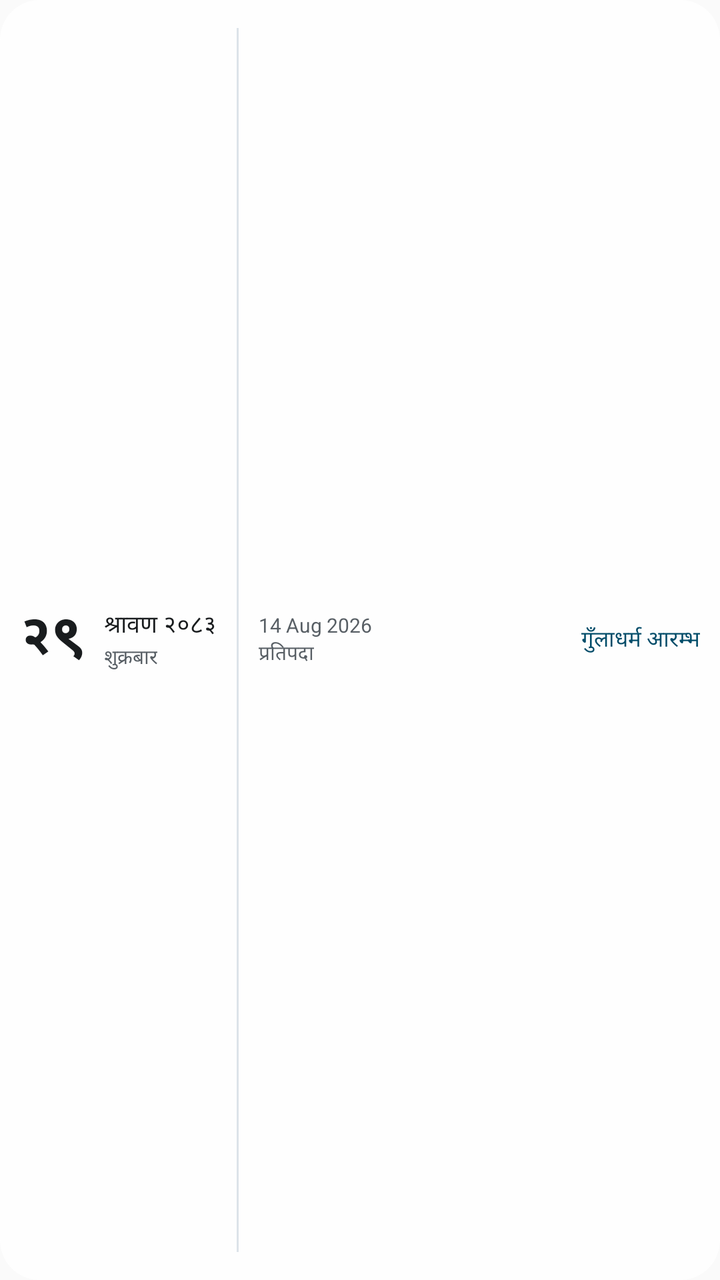
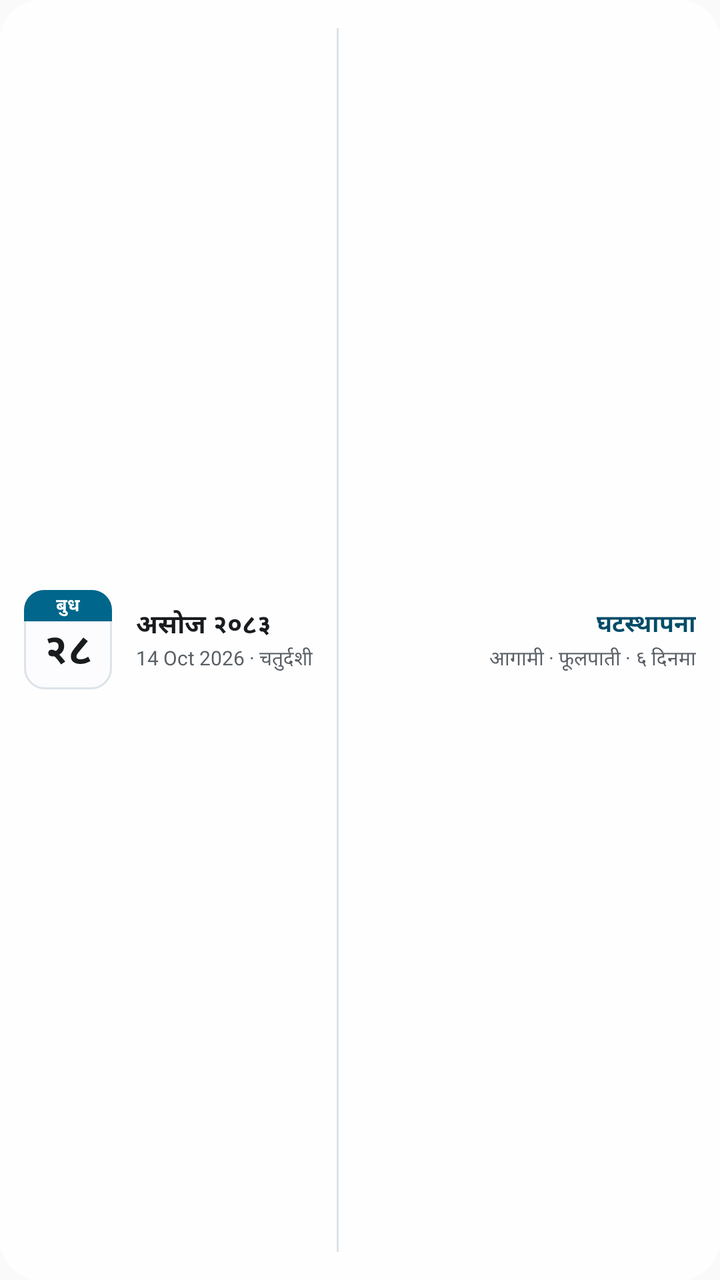

Before-and-after screenshots of an Android layout around one commit, followed by the original layout XML and the change that was made.
<!-- AndroidManifest.xml: application theme AppTheme -->
<!-- res/layout/widget_patro_wide.xml -->
<?xml version="1.0" encoding="utf-8"?>
<LinearLayout xmlns:android="http://schemas.android.com/apk/res/android"
    android:id="@+id/widget_root"
    android:layout_width="match_parent"
    android:layout_height="match_parent"
    android:orientation="horizontal"
    android:gravity="center_vertical"
    android:padding="10dp"
    android:background="@drawable/widget_background">

    <TextView
        android:id="@+id/widget_day"
        android:layout_width="wrap_content"
        android:layout_height="wrap_content"
        android:textSize="28sp"
        android:textStyle="bold"
        android:includeFontPadding="false"
        android:layout_marginEnd="10dp"
        android:textColor="@color/widget_day"
        android:text="२९" />

    <LinearLayout
        android:layout_width="wrap_content"
        android:layout_height="wrap_content"
        android:orientation="vertical"
        android:layout_marginEnd="10dp">

        <TextView
            android:id="@+id/widget_month"
            android:layout_width="wrap_content"
            android:layout_height="wrap_content"
            android:textSize="12sp"
            android:maxLines="1"
            android:textColor="@color/widget_text"
            android:text="श्रावण २०८३" />

        <TextView
            android:id="@+id/widget_weekday"
            android:layout_width="wrap_content"
            android:layout_height="wrap_content"
            android:textSize="10sp"
            android:maxLines="1"
            android:textColor="@color/widget_muted"
            android:text="शुक्रबार" />
    </LinearLayout>

    <ImageView
        android:id="@+id/widget_divider1"
        android:layout_width="1dp"
        android:layout_height="match_parent"
        android:layout_marginVertical="4dp"
        android:layout_marginEnd="10dp"
        android:contentDescription="@null"
        android:background="@color/widget_border" />

    <LinearLayout
        android:layout_width="wrap_content"
        android:layout_height="wrap_content"
        android:orientation="vertical"
        android:layout_marginEnd="10dp">

        <TextView
            android:id="@+id/widget_ad"
            android:layout_width="wrap_content"
            android:layout_height="wrap_content"
            android:textSize="10sp"
            android:maxLines="1"
            android:textColor="@color/widget_muted"
            android:text="14 Aug 2026" />

        <TextView
            android:id="@+id/widget_tithi"
            android:layout_width="wrap_content"
            android:layout_height="wrap_content"
            android:textSize="10sp"
            android:maxLines="1"
            android:textColor="@color/widget_muted"
            android:text="प्रतिपदा" />
    </LinearLayout>

    
    <TextView
        android:id="@+id/widget_note"
        android:layout_width="0dp"
        android:layout_weight="1"
        android:layout_height="wrap_content"
        android:textSize="11sp"
        android:maxLines="2"
        android:ellipsize="end"
        android:gravity="end"
        android:textColor="@color/widget_accent"
        android:text="गुँलाधर्म आरम्भ" />

    
    <TextView android:id="@+id/widget_next"
        android:layout_width="wrap_content" android:layout_height="wrap_content"
        android:visibility="gone" android:text="" />
</LinearLayout>
<!-- resources referenced by this layout -->
<resources>
  <color name="widget_accent">#A80D26</color>
  <color name="widget_border">#DDE1E9</color>
  <color name="widget_muted">#646C7E</color>
  <color name="widget_text">#141824</color>
  <!-- drawable widget_background (drawable) -->
  <?xml version="1.0" encoding="utf-8"?>
  <shape xmlns:android="http://schemas.android.com/apk/res/android" android:shape="rectangle">
      <solid android:color="@color/widget_surface" />
      <corners android:radius="20dp" />
  </shape>
  <style name="AppTheme" parent="Theme.AppCompat.Light.DarkActionBar">
          
          <item name="colorPrimary">@color/colorPrimary</item>
          <item name="colorPrimaryDark">@color/colorPrimaryDark</item>
          <item name="colorAccent">@color/colorAccent</item>
      </style>
  <color name="widget_surface">#E6FFFFFF</color>
  <color name="colorPrimary">#0E1220</color>
  <color name="colorPrimaryDark">#0E1220</color>
  <color name="colorAccent">#A80D26</color>
</resources>

<!-- the commit's change to res/layout/widget_patro_wide.xml (unified diff, before → after) -->
@@ -5,60 +5,63 @@
     android:layout_height="match_parent"
     android:orientation="horizontal"
     android:gravity="center_vertical"
-    android:padding="10dp"
+    android:paddingHorizontal="12dp"
+    android:paddingVertical="8dp"
     android:background="@drawable/widget_background">
 
-    <TextView
-        android:id="@+id/widget_day"
-        android:layout_width="wrap_content"
+    <LinearLayout
+        android:id="@+id/widget_leaf"
+        android:layout_width="44dp"
         android:layout_height="wrap_content"
-        android:textSize="28sp"
-        android:textStyle="bold"
-        android:includeFontPadding="false"
-        android:layout_marginEnd="10dp"
-        android:textColor="@color/widget_day"
-        android:text="२९" />
+        android:orientation="vertical"
+        android:layout_marginEnd="12dp"
+        android:background="@drawable/widget_leaf">
+
+        <TextView
+            android:id="@+id/widget_leaf_head"
+            android:layout_width="match_parent"
+            android:layout_height="wrap_content"
+            android:gravity="center"
+            android:paddingVertical="1dp"
+            android:textSize="9sp"
+            android:textStyle="bold"
+            android:maxLines="1"
+            android:textColor="@color/widget_on_head"
+            android:background="@drawable/widget_leaf_head"
+            android:text="बुध" />
+
+        <TextView
+            android:id="@+id/widget_day"
+            android:layout_width="match_parent"
+            android:layout_height="wrap_content"
+            android:gravity="center"
+            android:paddingTop="2dp"
+            android:paddingBottom="4dp"
+            android:textSize="21sp"
+            android:textStyle="bold"
+            android:includeFontPadding="false"
+            android:maxLines="1"
+            android:textColor="@color/widget_day"
+            android:text="२८" />
+    </LinearLayout>
 
     <LinearLayout
         android:layout_width="wrap_content"
         android:layout_height="wrap_content"
         android:orientation="vertical"
-        android:layout_marginEnd="10dp">
+        android:layout_marginEnd="12dp">
 
         <TextView
             android:id="@+id/widget_month"
             android:layout_width="wrap_content"
             android:layout_height="wrap_content"
-            android:textSize="12sp"
+            android:textSize="13sp"
+            android:textStyle="bold"
             android:maxLines="1"
             android:textColor="@color/widget_text"
-            android:text="श्रावण २०८३" />
+            android:text="असोज २०८३" />
 
-        <TextView
-            android:id="@+id/widget_weekday"
-            android:layout_width="wrap_content"
-            android:layout_height="wrap_content"
-            android:textSize="10sp"
-            android:maxLines="1"
-            android:textColor="@color/widget_muted"
-            android:text="शुक्रबार" />
-    </LinearLayout>
-
-    <ImageView
-        android:id="@+id/widget_divider1"
-        android:layout_width="1dp"
-        android:layout_height="match_parent"
-        android:layout_marginVertical="4dp"
-        android:layout_marginEnd="10dp"
-        android:contentDescription="@null"
-        android:background="@color/widget_border" />
-
-    <LinearLayout
-        android:layout_width="wrap_content"
-        android:layout_height="wrap_content"
-        android:orientation="vertical"
-        android:layout_marginEnd="10dp">
-
+        
         <TextView
             android:id="@+id/widget_ad"
             android:layout_width="wrap_content"
@@ -66,33 +69,55 @@
             android:textSize="10sp"
             android:maxLines="1"
             android:textColor="@color/widget_muted"
-            android:text="14 Aug 2026" />
+            android:text="14 Oct 2026 · चतुर्दशी" />
+    </LinearLayout>
+
+    <ImageView
+        android:id="@+id/widget_divider1"
+        android:layout_width="1dp"
+        android:layout_height="match_parent"
+        android:layout_marginVertical="6dp"
+        android:layout_marginEnd="12dp"
+        android:contentDescription="@null"
+        android:background="@color/widget_border" />
+
+    <LinearLayout
+        android:layout_width="0dp"
+        android:layout_weight="1"
+        android:layout_height="wrap_content"
+        android:orientation="vertical">
+
+        
+        <TextView
+            android:id="@+id/widget_note"
+            android:layout_width="match_parent"
+            android:layout_height="wrap_content"
+            android:textSize="12sp"
+            android:textStyle="bold"
+            android:maxLines="1"
+            android:ellipsize="end"
+            android:gravity="end"
+            android:textColor="@color/widget_accent"
+            android:text="घटस्थापना" />
 
         <TextView
-            android:id="@+id/widget_tithi"
-            android:layout_width="wrap_content"
+            android:id="@+id/widget_next"
+            android:layout_width="match_parent"
             android:layout_height="wrap_content"
             android:textSize="10sp"
             android:maxLines="1"
+            android:ellipsize="end"
+            android:gravity="end"
+            android:layout_marginTop="1dp"
             android:textColor="@color/widget_muted"
-            android:text="प्रतिपदा" />
+            android:text="आगामी · फूलपाती · ६ दिनमा" />
     </LinearLayout>
 
     
-    <TextView
-        android:id="@+id/widget_note"
-        android:layout_width="0dp"
-        android:layout_weight="1"
-        android:layout_height="wrap_content"
-        android:textSize="11sp"
-        android:maxLines="2"
-        android:ellipsize="end"
-        android:gravity="end"
-        android:textColor="@color/widget_accent"
-        android:text="गुँलाधर्म आरम्भ" />
-
-    
-    <TextView android:id="@+id/widget_next"
+    <TextView android:id="@+id/widget_weekday"
+        android:layout_width="wrap_content" android:layout_height="wrap_content"
+        android:visibility="gone" android:text="" />
+    <TextView android:id="@+id/widget_tithi"
         android:layout_width="wrap_content" android:layout_height="wrap_content"
         android:visibility="gone" android:text="" />
 </LinearLayout>
<!-- resource entries referenced after the edit -->
@@ -3,12 +3,30 @@
   <color name="widget_accent">#A80D26</color>
   <color name="widget_border">#DDE1E9</color>
   <color name="widget_muted">#646C7E</color>
+  <color name="widget_on_head">#FFFFFF</color>
   <color name="widget_text">#141824</color>
   <!-- drawable widget_background (drawable) -->
   <?xml version="1.0" encoding="utf-8"?>
   <shape xmlns:android="http://schemas.android.com/apk/res/android" android:shape="rectangle">
       <solid android:color="@color/widget_surface" />
       <corners android:radius="20dp" />
+  </shape>
+  <!-- drawable widget_leaf (drawable) -->
+  <?xml version="1.0" encoding="utf-8"?>
+  <shape xmlns:android="http://schemas.android.com/apk/res/android" android:shape="rectangle">
+      <solid android:color="@color/widget_leaf" />
+      <stroke android:width="1dp" android:color="@color/widget_border" />
+      <corners android:radius="10dp" />
+  </shape>
+  <!-- drawable widget_leaf_head (drawable) -->
+  <?xml version="1.0" encoding="utf-8"?>
+  <shape xmlns:android="http://schemas.android.com/apk/res/android" android:shape="rectangle">
+      <solid android:color="@color/widget_head" />
+      <corners
+          android:topLeftRadius="10dp"
+          android:topRightRadius="10dp"
+          android:bottomLeftRadius="0dp"
+          android:bottomRightRadius="0dp" />
   </shape>
   <style name="AppTheme" parent="Theme.AppCompat.Light.DarkActionBar">
           
@@ -17,6 +35,8 @@
           <item name="colorAccent">@color/colorAccent</item>
       </style>
   <color name="widget_surface">#E6FFFFFF</color>
+  <color name="widget_leaf">#FFFFFF</color>
+  <color name="widget_head">#A80D26</color>
   <color name="colorPrimary">#0E1220</color>
   <color name="colorPrimaryDark">#0E1220</color>
   <color name="colorAccent">#A80D26</color>
